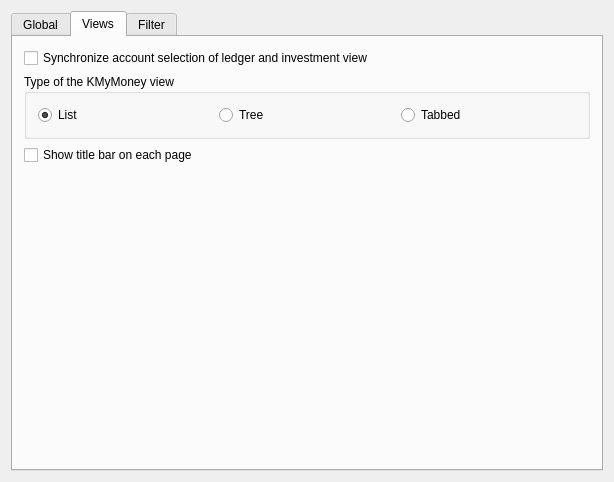
Qt form kmymoney/dialogs/settings/ksettingsgeneraldecl.ui (KDE/kmymoney) before a commit.
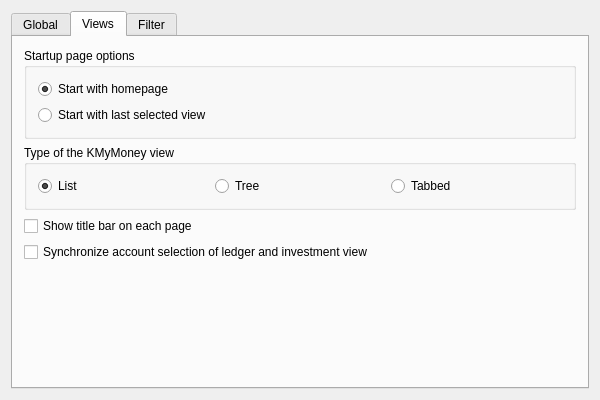
The same form after that commit. The open tabs and pages were chosen to show the change. Custom widgets are drawn as their Qt base class.

Commit message: BUG: 256769 Improve the layout of the budgets and forecast views for a better vertical space usage. The only thing that was preventing the usage of KMyMoney on 1024x600 was the settings dialog which is fixed by this commit. For the status and tool bar reported for this bug they can be shown if the KMyMoney header is hidden using the settings. So a user with 1024x600 can hide one of the following 3 items to make KMyMoney fit into 600 pixels in height: - the title widget - the tool bar - the status bar Merged into the stable branch.

```diff
--- a/kmymoney/dialogs/settings/ksettingsgeneraldecl.ui
+++ b/kmymoney/dialogs/settings/ksettingsgeneraldecl.ui
@@ -6,8 +6,8 @@
    <rect>
     <x>0</x>
     <y>0</y>
-    <width>614</width>
-    <height>438</height>
+    <width>600</width>
+    <height>400</height>
    </rect>
   </property>
   <property name="windowTitle">
@@ -24,32 +24,6 @@
        <string comment="@title global settings">Global</string>
       </attribute>
       <layout class="QVBoxLayout" name="verticalLayout">
-       <item>
-        <widget class="KButtonGroup" name="kcfg_StartLastViewSelected">
-         <property name="title">
-          <string>Startup page options</string>
-         </property>
-         <layout class="QVBoxLayout">
-          <item>
-           <widget class="QRadioButton" name="radioButton1">
-            <property name="text">
-             <string>Start with homepage</string>
-            </property>
-            <property name="checked">
-             <bool>true</bool>
-            </property>
-           </widget>
-          </item>
-          <item>
-           <widget class="QRadioButton" name="radioButton2">
-            <property name="text">
-             <string>Start with last selected view</string>
-            </property>
-           </widget>
-          </item>
-         </layout>
-        </widget>
-       </item>
        <item>
         <widget class="QGroupBox" name="groupBox_3">
          <property name="title">
@@ -305,12 +279,31 @@
       <attribute name="title">
        <string>Views</string>
       </attribute>
-      <layout class="QVBoxLayout">
+      <layout class="QVBoxLayout" name="verticalLayout_7">
        <item>
-        <widget class="QCheckBox" name="kcfg_syncLedgerInvestment">
-         <property name="text">
-          <string>Synchronize account selection of ledger and investment view</string>
+        <widget class="KButtonGroup" name="kcfg_StartLastViewSelected">
+         <property name="title">
+          <string>Startup page options</string>
          </property>
+         <layout class="QVBoxLayout" name="verticalLayout_8">
+          <item>
+           <widget class="QRadioButton" name="radioButton1">
+            <property name="text">
+             <string>Start with homepage</string>
+            </property>
+            <property name="checked">
+             <bool>true</bool>
+            </property>
+           </widget>
+          </item>
+          <item>
+           <widget class="QRadioButton" name="radioButton2">
+            <property name="text">
+             <string>Start with last selected view</string>
+            </property>
+           </widget>
+          </item>
+         </layout>
         </widget>
        </item>
        <item>
@@ -353,6 +346,13 @@
          </property>
         </widget>
        </item>
+       <item>
+        <widget class="QCheckBox" name="kcfg_syncLedgerInvestment">
+         <property name="text">
+          <string>Synchronize account selection of ledger and investment view</string>
+         </property>
+        </widget>
+       </item>
        <item>
         <spacer name="spacer7">
          <property name="orientation">
@@ -364,7 +364,7 @@
          <property name="sizeHint" stdset="0">
           <size>
            <width>20</width>
-           <height>21</height>
+           <height>319</height>
           </size>
          </property>
         </spacer>
```
The commit also changes 2 other files.
